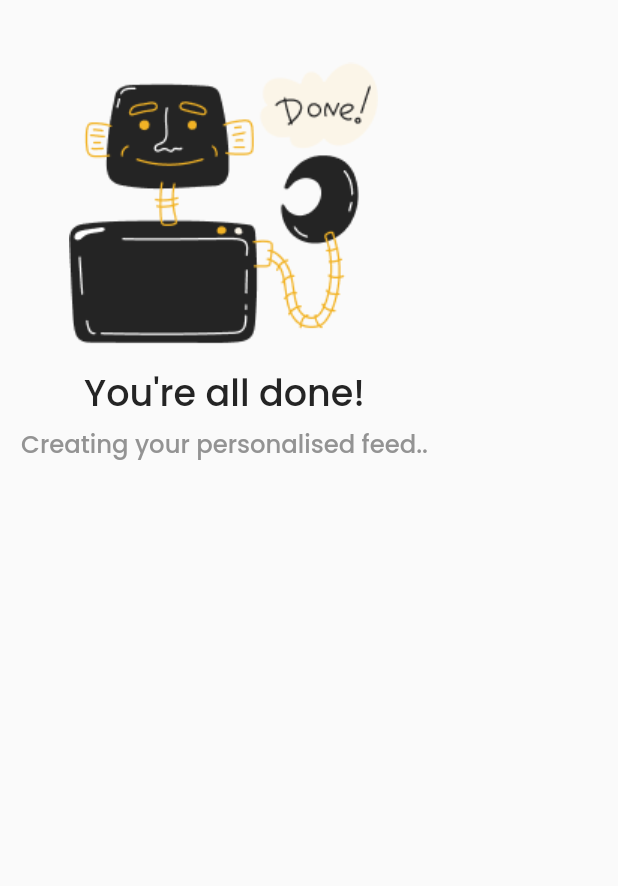
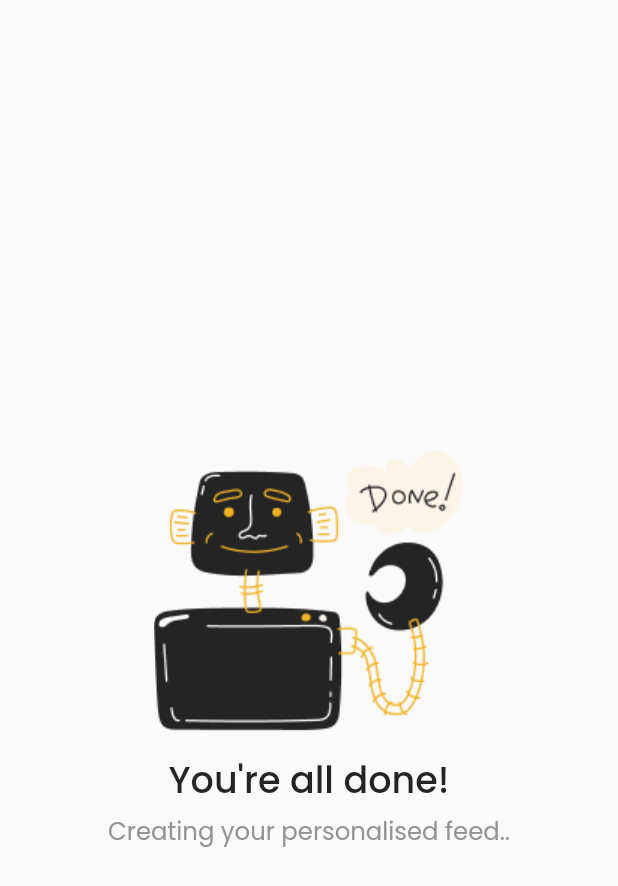
Before and after one commit to yousifabughali/graduation, a Flutter app: the AllDone screen opened directly, on a phone screen of 412 x 824 dp. Shown: the top 886 px of the screen. Run offline on Flutter 3.47's test engine with Material 2 defaults, Android fonts, the phone set to English and light mode, and no system bars; our stand-ins replace cloud_firestore, connectivity_plus, dotted_line, firebase_auth, firebase_core, firebase_storage and 5 more; missing offline and left inert: autoscale_tabbarview; accounts and stored records are empty; project files that could hold a hidden picture were left out.

Commit message:
We are about to discuss

```diff
--- a/lib/auth_screens/first_page.dart
+++ b/lib/auth_screens/first_page.dart
@@ -17,7 +17,7 @@ class _RegisterScreenState extends State<RegisterScreen> {
     return Scaffold(
       backgroundColor: Colors.white,
       body: Padding(
-        padding: EdgeInsets.only(top: 171.h,left: 25.w,right: 25.w),
+        padding: EdgeInsets.only(top: 145.h,left: 25.w,right: 25.w),
         child: Column(
           mainAxisAlignment: MainAxisAlignment.center,
           crossAxisAlignment: CrossAxisAlignment.center,
--- a/lib/widget/all_done.dart
+++ b/lib/widget/all_done.dart
@@ -1,6 +1,7 @@
 import 'package:flutter/material.dart';
 import 'package:flutter_screenutil/flutter_screenutil.dart';
 import 'package:graduation/app_router/router.dart';
+import 'package:graduation/home_screens/home_screen.dart';
 
 class AllDone extends StatefulWidget {
   const AllDone({Key? key}) : super(key: key);
@@ -16,13 +17,17 @@ class _AllDoneState extends State<AllDone> {
     super.initState();
     Future.delayed(
       Duration(seconds: 3),
-      () => AppRouter.popRouter(),
+      () => AppRouter.NavigateWithReplacemtnToWidget(HomeScreen()),
     );
   }
 
   @override
   Widget build(BuildContext context) {
-    return Column(
+    return Scaffold(
+      body: Center(
+        child: Column(
+          mainAxisAlignment: MainAxisAlignment.center,
+          crossAxisAlignment: CrossAxisAlignment.center,
           children: [
             Padding(
               padding:
@@ -50,6 +55,8 @@ class _AllDoneState extends State<AllDone> {
                   color: Color.fromRGBO(147, 147, 147, 1)),
             ),
           ],
+        ),
+      ),
     );
   }
 }
--- a/pubspec.yaml
+++ b/pubspec.yaml
@@ -94,7 +94,7 @@ flutter:
   fonts:
     - family: Poppins
       fonts:
-        - asset: assets/fonts/Poppins-Light.ttf
+        - asset: assets/fonts/Poppins-Regular.ttf
           weight: 400
         - asset: assets/fonts/Poppins-semiBold.ttf
           weight: 600
```
Also changed, not shown: lib/home_screens/profile_content.dart (+4 -4 lines), lib/sub_pages/article_page.dart (+3 -4 lines), lib/widget/select_interst.dart (+21 -20 lines). Lines whose indentation alone changed are shown as unchanged.
